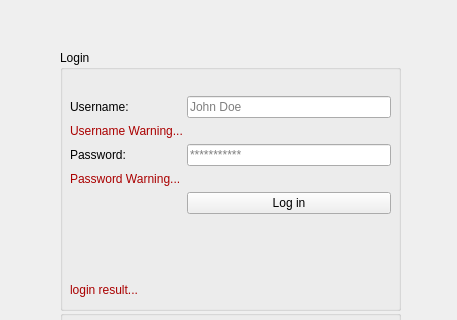
borhanem/Messenger_Void_13, file loginpage.ui: the form before one commit; both pictures show x 0 to 457 and y 0 to 320 of the 457 by 507 pixel window.
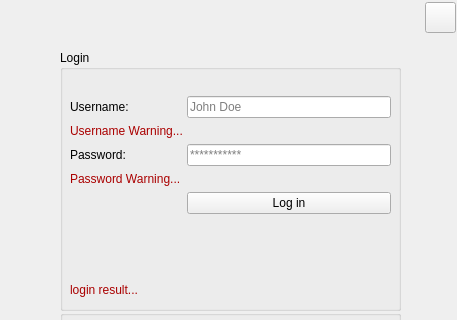
The form after the commit. Icons and pictures are not drawn.

```diff
--- a/loginpage.ui
+++ b/loginpage.ui
@@ -284,6 +284,22 @@
     <string/>
    </property>
   </widget>
+  <widget class="QToolButton" name="Exit_pbn">
+   <property name="geometry">
+    <rect>
+     <x>425</x>
+     <y>2</y>
+     <width>31</width>
+     <height>31</height>
+    </rect>
+   </property>
+   <property name="styleSheet">
+    <string notr="true"/>
+   </property>
+   <property name="text">
+    <string/>
+   </property>
+  </widget>
  </widget>
  <tabstops>
   <tabstop>username_led</tabstop>
```
